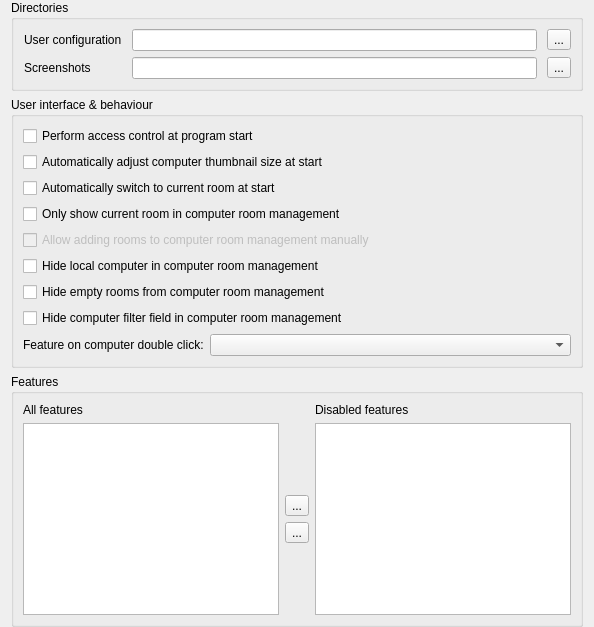
Old version of the form configurator/forms/MasterConfigurationPage.ui in the repository veyon/veyon.
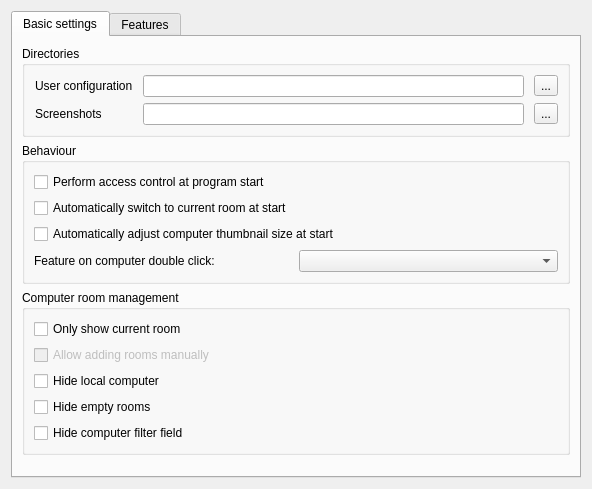
New version of the form. Icons and pictures are not drawn.

Commit message:
Configurator: MasterConfigurationPage: reorganize items into tabs
There are too many options (and more to come) on one page therefore
reorganize items into serveral tabs.

Diff of the .ui file:
```diff
--- a/configurator/forms/MasterConfigurationPage.ui
+++ b/configurator/forms/MasterConfigurationPage.ui
@@ -5,13 +5,17 @@
   <property name="windowTitle">
    <string notr="true">Form</string>
   </property>
-  <layout class="QVBoxLayout" name="verticalLayout">
-   <property name="topMargin">
+  <layout class="QVBoxLayout" name="verticalLayout_6">
+   <item>
+    <widget class="QTabWidget" name="tabWidget">
+     <property name="currentIndex">
     <number>0</number>
    </property>
-   <property name="bottomMargin">
-    <number>0</number>
-   </property>
+     <widget class="QWidget" name="tab">
+      <attribute name="title">
+       <string>Basic settings</string>
+      </attribute>
+      <layout class="QVBoxLayout" name="verticalLayout_2">
    <item>
     <widget class="QGroupBox" name="groupBox">
      <property name="title">
@@ -72,75 +76,84 @@
    <item>
     <widget class="QGroupBox" name="groupBox_3">
      <property name="title">
-      <string>User interface &amp;&amp; behaviour</string>
-     </property>
-     <layout class="QGridLayout" name="gridLayout" columnstretch="0,1">
-      <item row="8" column="0">
+          <string>Behaviour</string>
+         </property>
+         <layout class="QGridLayout" name="gridLayout" columnstretch="0,0">
+          <item row="0" column="0" colspan="2">
+           <widget class="QCheckBox" name="accessControlForMasterEnabled">
+            <property name="text">
+             <string>Perform access control at program start</string>
+            </property>
+           </widget>
+          </item>
+          <item row="3" column="0">
        <widget class="QLabel" name="label_3">
         <property name="text">
          <string>Feature on computer double click:</string>
         </property>
        </widget>
       </item>
-      <item row="3" column="0" colspan="2">
-       <widget class="QCheckBox" name="onlyCurrentRoomVisible">
-        <property name="text">
-         <string>Only show current room in computer room management</string>
-        </property>
-       </widget>
-      </item>
-      <item row="6" column="0" colspan="2">
-       <widget class="QCheckBox" name="emptyRoomsHidden">
-        <property name="text">
-         <string>Hide empty rooms from computer room management</string>
-        </property>
-       </widget>
-      </item>
-      <item row="2" column="0" colspan="2">
+          <item row="3" column="1">
+           <widget class="QComboBox" name="computerDoubleClickFeature"/>
+          </item>
+          <item row="1" column="0" colspan="2">
        <widget class="QCheckBox" name="autoSwitchToCurrentRoom">
         <property name="text">
          <string>Automatically switch to current room at start</string>
         </property>
        </widget>
       </item>
-      <item row="4" column="0" colspan="2">
+          <item row="2" column="0" colspan="2">
+           <widget class="QCheckBox" name="autoAdjustGridSize">
+            <property name="text">
+             <string>Automatically adjust computer thumbnail size at start</string>
+            </property>
+           </widget>
+          </item>
+         </layout>
+        </widget>
+       </item>
+       <item>
+        <widget class="QGroupBox" name="groupBox_6">
+         <property name="title">
+          <string>Computer room management</string>
+         </property>
+         <layout class="QVBoxLayout" name="verticalLayout_5">
+          <item>
+           <widget class="QCheckBox" name="onlyCurrentRoomVisible">
+            <property name="text">
+             <string>Only show current room</string>
+            </property>
+           </widget>
+          </item>
+          <item>
        <widget class="QCheckBox" name="manualRoomAdditionAllowed">
         <property name="enabled">
          <bool>false</bool>
         </property>
         <property name="text">
-         <string>Allow adding rooms to computer room management manually</string>
+             <string>Allow adding rooms manually</string>
         </property>
        </widget>
       </item>
-      <item row="5" column="0" colspan="2">
+          <item>
        <widget class="QCheckBox" name="localComputerHidden">
         <property name="text">
-         <string>Hide local computer in computer room management</string>
+             <string>Hide local computer</string>
         </property>
        </widget>
       </item>
-      <item row="0" column="0" colspan="2">
-       <widget class="QCheckBox" name="accessControlForMasterEnabled">
+          <item>
+           <widget class="QCheckBox" name="emptyRoomsHidden">
         <property name="text">
-         <string>Perform access control at program start</string>
+             <string>Hide empty rooms</string>
         </property>
        </widget>
       </item>
-      <item row="8" column="1">
-       <widget class="QComboBox" name="computerDoubleClickFeature"/>
-      </item>
-      <item row="7" column="0" colspan="2">
+          <item>
        <widget class="QCheckBox" name="computerFilterHidden">
         <property name="text">
-         <string>Hide computer filter field in computer room management</string>
-        </property>
-       </widget>
-      </item>
-      <item row="1" column="0" colspan="2">
-       <widget class="QCheckBox" name="autoAdjustGridSize">
-        <property name="text">
-         <string>Automatically adjust computer thumbnail size at start</string>
+             <string>Hide computer filter field</string>
         </property>
        </widget>
       </item>
@@ -148,11 +161,27 @@
     </widget>
    </item>
    <item>
-    <widget class="QGroupBox" name="groupBox_2">
-     <property name="title">
+        <spacer name="verticalSpacer">
+         <property name="orientation">
+          <enum>Qt::Vertical</enum>
+         </property>
+         <property name="sizeHint" stdset="0">
+          <size>
+           <width>20</width>
+           <height>10</height>
+          </size>
+         </property>
+        </spacer>
+       </item>
+      </layout>
+     </widget>
+     <widget class="QWidget" name="tab_2">
+      <attribute name="title">
       <string>Features</string>
-     </property>
-     <layout class="QGridLayout" name="gridLayout_2">
+      </attribute>
+      <layout class="QVBoxLayout" name="verticalLayout">
+       <item>
+        <layout class="QGridLayout" name="gridLayout_6">
       <item row="0" column="0">
        <widget class="QLabel" name="label_4">
         <property name="text">
@@ -167,6 +196,9 @@
         </property>
        </widget>
       </item>
+         <item row="1" column="0">
+          <widget class="QListWidget" name="allFeaturesListWidget"/>
+         </item>
       <item row="1" column="1">
        <layout class="QVBoxLayout" name="verticalLayout_18">
         <item>
@@ -219,13 +251,13 @@
         </item>
        </layout>
       </item>
-      <item row="1" column="0">
-       <widget class="QListWidget" name="allFeaturesListWidget"/>
-      </item>
       <item row="1" column="2">
        <widget class="QListWidget" name="disabledFeaturesListWidget"/>
       </item>
      </layout>
+       </item>
+      </layout>
+     </widget>
     </widget>
    </item>
   </layout>
```
Left out of the diff: 7 changed lines with no effect on the pictures. Lines whose indentation alone changed are shown as unchanged.
